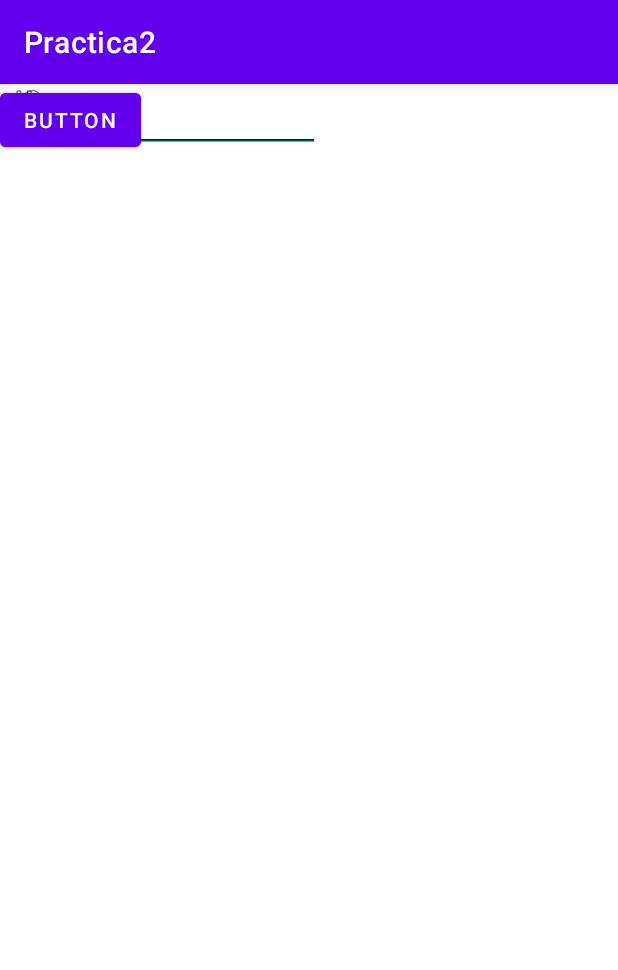
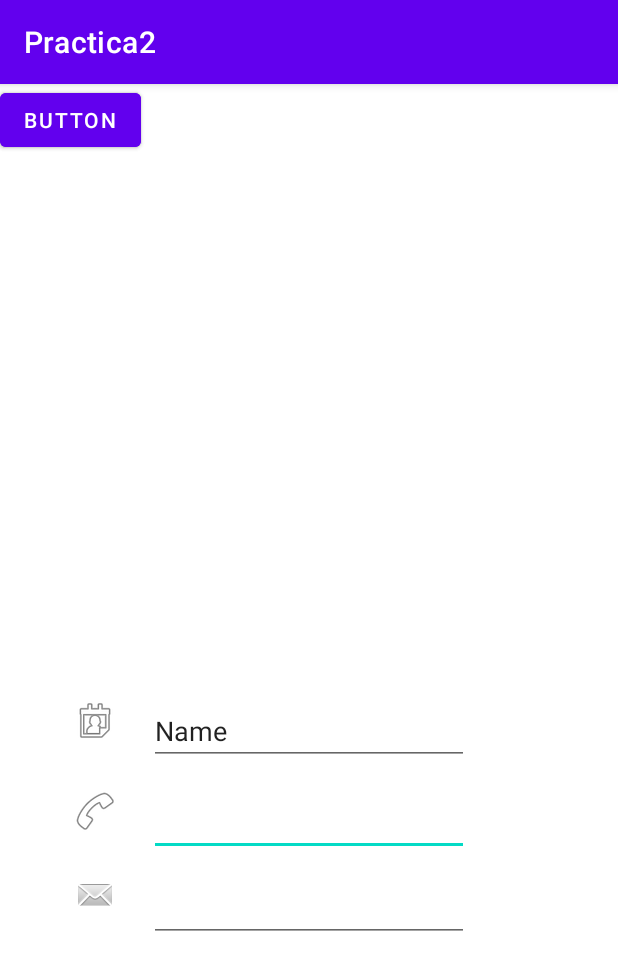
Before and after one commit to sochoa2021joelsemperedura/Practica2, an Android app: the AgendaConstraintActivity screen opened directly, with no data from a screen before it, on a phone screen of 412 x 824 dp. Shown: the top 970 px of the screen. Run offline under Robolectric (Android 15) with nearby library versions, the phone set to English and light mode, and no system bars.

Commit message:
Diseño de las Views en proceso clase 2.0

```diff
--- a/app/src/main/res/layout/activity_agenda_constraint.xml
+++ b/app/src/main/res/layout/activity_agenda_constraint.xml
@@ -11,7 +11,7 @@
 
     <ImageView
         android:id="@+id/imageView3"
-        android:layout_width="0dp"
+        android:layout_width="179dp"
         android:layout_height="218dp"
         app:layout_constraintBottom_toTopOf="@+id/guideline3"
         app:layout_constraintEnd_toEndOf="parent"
@@ -30,53 +30,64 @@
         android:id="@+id/editTextPhone"
         android:layout_width="wrap_content"
         android:layout_height="wrap_content"
+        android:layout_marginTop="15dp"
         android:ems="10"
         android:inputType="phone"
-        tools:layout_editor_absoluteX="100dp"
-        tools:layout_editor_absoluteY="445dp" />
+        app:layout_constraintEnd_toEndOf="@+id/editTextTextPersonName"
+        app:layout_constraintStart_toStartOf="@+id/editTextTextPersonName"
+        app:layout_constraintTop_toBottomOf="@+id/editTextTextPersonName" />
 
     <EditText
         android:id="@+id/editTextTextPersonName"
         android:layout_width="wrap_content"
         android:layout_height="wrap_content"
+        android:layout_marginTop="24dp"
         android:ems="10"
         android:inputType="textPersonName"
         android:text="Name"
-        tools:layout_editor_absoluteX="100dp"
-        tools:layout_editor_absoluteY="385dp" />
+        app:layout_constraintEnd_toEndOf="parent"
+        app:layout_constraintStart_toStartOf="parent"
+        app:layout_constraintTop_toTopOf="@+id/guideline3" />
 
     <ImageView
         android:id="@+id/imageView5"
         android:layout_width="wrap_content"
         android:layout_height="wrap_content"
-        app:srcCompat="@android:drawable/ic_menu_call"
-        tools:layout_editor_absoluteX="48dp"
-        tools:layout_editor_absoluteY="445dp" />
+        android:layout_marginTop="28dp"
+        app:layout_constraintEnd_toEndOf="@+id/imageView6"
+        app:layout_constraintStart_toStartOf="@+id/imageView6"
+        app:layout_constraintTop_toBottomOf="@+id/imageView6"
+        app:srcCompat="@android:drawable/ic_menu_call" />
 
     <ImageView
         android:id="@+id/imageView6"
         android:layout_width="32dp"
         android:layout_height="wrap_content"
-        app:srcCompat="@android:drawable/ic_menu_my_calendar"
-        tools:layout_editor_absoluteX="48dp"
-        tools:layout_editor_absoluteY="385dp" />
+        android:layout_marginEnd="20dp"
+        app:layout_constraintEnd_toStartOf="@+id/editTextTextPersonName"
+        app:layout_constraintTop_toTopOf="@+id/editTextTextPersonName"
+        app:srcCompat="@android:drawable/ic_menu_my_calendar" />
 
     <ImageView
         android:id="@+id/imageView4"
         android:layout_width="wrap_content"
         android:layout_height="wrap_content"
-        app:srcCompat="@android:drawable/sym_action_email"
-        tools:layout_editor_absoluteX="50dp"
-        tools:layout_editor_absoluteY="502dp" />
+        android:layout_marginTop="25dp"
+        app:layout_constraintEnd_toEndOf="@+id/imageView5"
+        app:layout_constraintStart_toStartOf="@+id/imageView5"
+        app:layout_constraintTop_toBottomOf="@+id/imageView5"
+        app:srcCompat="@android:drawable/sym_action_email" />
 
     <EditText
         android:id="@+id/editTextTextEmailAddress"
         android:layout_width="wrap_content"
         android:layout_height="wrap_content"
+        android:layout_marginTop="12dp"
         android:ems="10"
         android:inputType="textEmailAddress"
-        tools:layout_editor_absoluteX="100dp"
-        tools:layout_editor_absoluteY="502dp" />
+        app:layout_constraintEnd_toEndOf="@+id/editTextPhone"
+        app:layout_constraintStart_toStartOf="@+id/editTextPhone"
+        app:layout_constraintTop_toBottomOf="@+id/editTextPhone" />
 
     <Button
         android:id="@+id/button"
```
